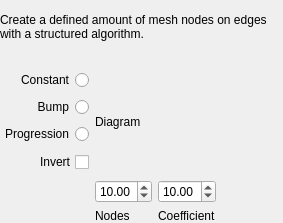
tomate44/FreeCAD, file src/Mod/Fem/Gui/Resources/ui/MeshTransfiniteCurve.ui: the form before one commit.
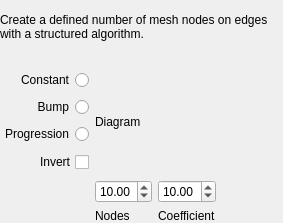
The form after the commit. Custom widgets are drawn as their Qt base class.

```diff
--- a/src/Mod/Fem/Gui/Resources/ui/MeshTransfiniteCurve.ui
+++ b/src/Mod/Fem/Gui/Resources/ui/MeshTransfiniteCurve.ui
@@ -38,7 +38,7 @@
       </sizepolicy>
      </property>
      <property name="text">
-      <string>Create a defined amount of mesh nodes on edges with a structured algorithm.</string>
+      <string>Create a defined number of mesh nodes on edges with a structured algorithm.</string>
      </property>
      <property name="wordWrap">
       <bool>true</bool>
```
